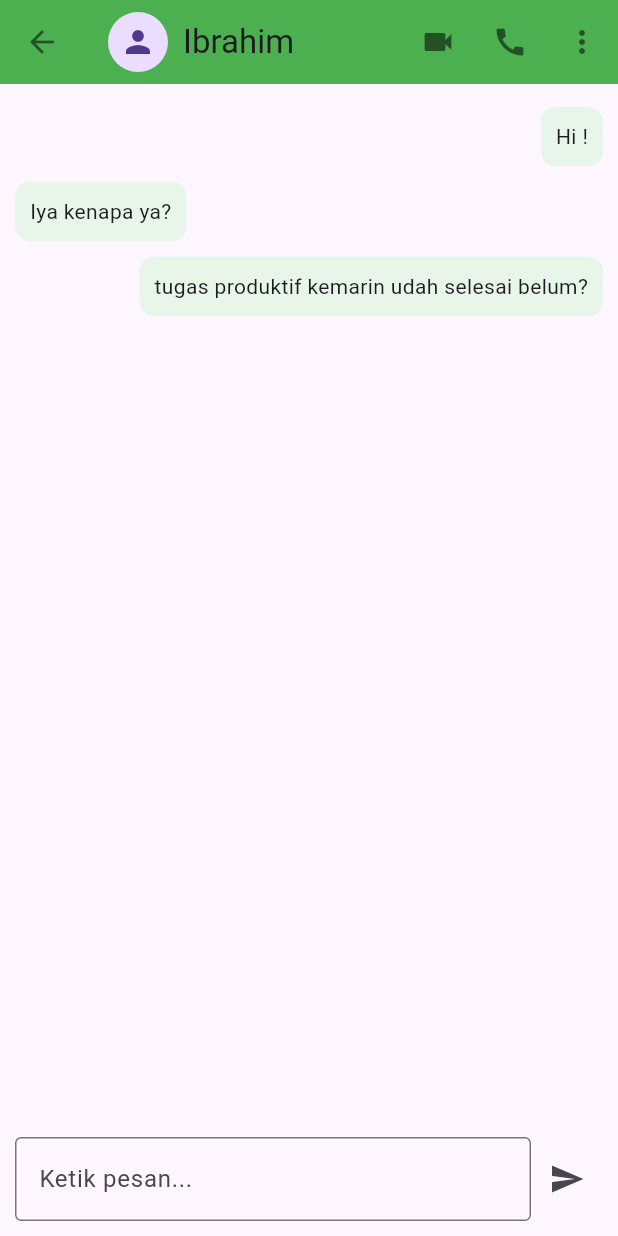
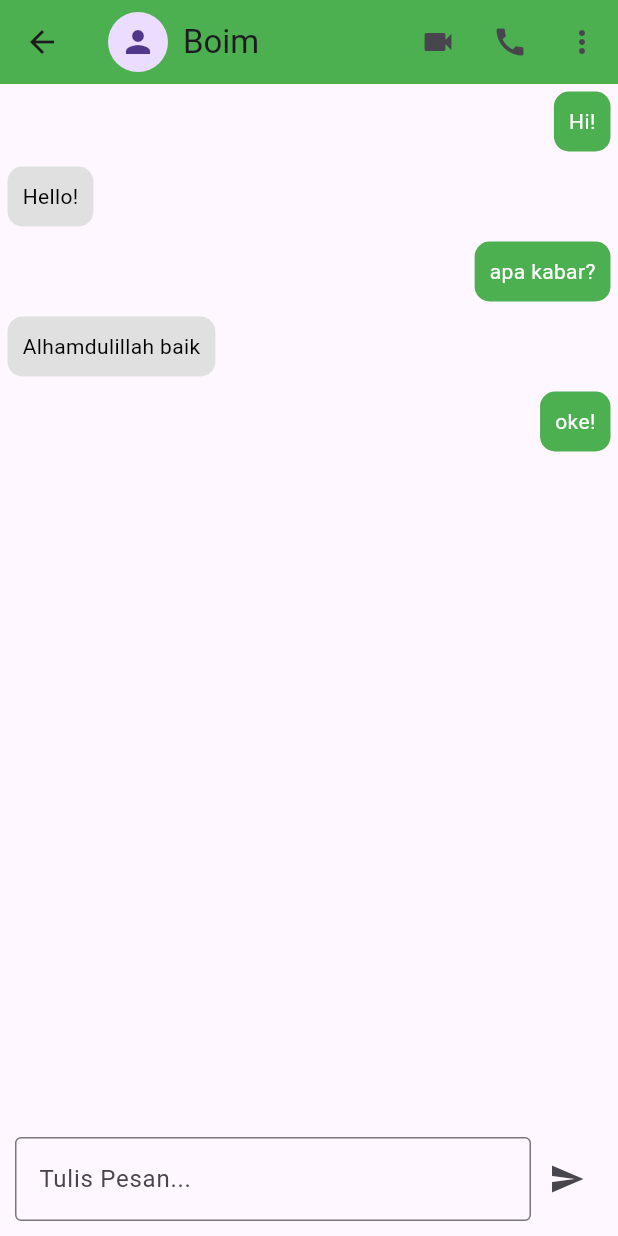
Before and after one commit to iibrahimboim/Flutter_WhatsApp_Ui, a Flutter app: the DetailChat screen opened directly, after a tap on the "send" icon, on a phone screen of 412 x 824 dp. Run offline on Flutter 3.47's test engine with Material 3 defaults, Android fonts, the phone set to English and light mode, and no system bars.

Commit message:
MEB 15 menambahkan fungsi kirim pesan pada tombol kirim

```diff
--- a/lib/detail_chat.dart
+++ b/lib/detail_chat.dart
@@ -1,4 +1,12 @@
 import 'package:flutter/material.dart';
+
+//membuat model pesan, blueprint
+class Message {
+  final String chat;
+  final bool isme;
+
+  Message({required this.chat, required this.isme});
+}
 
 class DetailChat extends StatefulWidget {
   const DetailChat({super.key});
@@ -8,16 +16,49 @@ class DetailChat extends StatefulWidget {
 }
 
 class _DetailChatState extends State<DetailChat> {
+  //menambahkan controller
+  TextEditingController textPesan = new TextEditingController();
+
+  final List<Message> pesan = [
+    Message(chat: "Hi!", isme: true),
+    Message(chat: "Hello!", isme: false),
+    Message(chat: "apa kabar?", isme: true),
+    Message(chat: "Alhamdulillah baik", isme: false),
+    Message(chat: "oke!", isme: true),
+  ];
+
+  void kirimPesan() {
+    if (textPesan.text.trim().isEmpty) return;
+    setState(() {
+      pesan.add(Message(chat: textPesan.text, isme: true));
+    });
+    textPesan.clear();
+
+    Future.delayed(const Duration(seconds: 3), () {
+      if (mounted) {
+        setState(() {
+          pesan.add(Message(chat: "Y", isme: false));
+        });
+      }
+    });
+  }
+  @override
+  void dispose() {
+    textPesan.dispose();
+    super.dispose();
+  }
+
   @override
   Widget build(BuildContext context) {
     return Scaffold(
+      //widget memiliki property dan property memiliki widget, setiap wdiget di awalai huruf kapital
       appBar: AppBar(
         backgroundColor: Colors.green,
         leading: IconButton(
           onPressed: () {
             Navigator.pop(context);
           },
-          icon: Icon(Icons.arrow_back, color: Colors.black54),
+          icon: Icon(Icons.arrow_back),
         ),
         title: Row(
           children: [
@@ -25,90 +66,79 @@ class _DetailChatState extends State<DetailChat> {
               padding: EdgeInsets.only(right: 10),
               child: CircleAvatar(child: Icon(Icons.person)),
             ),
-            Text("Ibrahim"),
+            Text("Boim"),
           ],
         ),
         actions: [
           IconButton(
             onPressed: () {
-              debugPrint("Video Call Started");
+              debugPrint("video call");
             },
-            icon: Icon(Icons.videocam, color: Colors.black54),
+            icon: Icon(Icons.videocam),
           ),
           IconButton(
             onPressed: () {
-              debugPrint("Call Started");
+              debugPrint("telepon");
             },
-            icon: Icon(Icons.call, color: Colors.black54),
+            icon: Icon(Icons.call),
           ),
           IconButton(
             onPressed: () {
-              debugPrint("More Vert Onclick");
+              debugPrint("Membuka menu lain");
             },
-            icon: Icon(Icons.more_vert, color: Colors.black54),
+            icon: Icon(Icons.more_vert),
           ),
         ],
       ),
       body: Column(
         children: [
           Expanded(
-            child: ListView(
-              padding: EdgeInsets.all(10),
-              children: [
-                Align(
-                  alignment: Alignment.centerRight,
+            child: ListView.builder(
+              itemCount: pesan.length,
+              itemBuilder: (context, index) {
+                final psn = pesan[index];
+                return Align(
+                  alignment: psn.isme
+                      ? Alignment.centerRight
+                      : Alignment.centerLeft,
                   child: Container(
-                    margin: EdgeInsets.symmetric(vertical: 5),
                     padding: EdgeInsets.all(10),
+                    margin: EdgeInsets.all(5),
                     decoration: BoxDecoration(
-                      color: Colors.green[50],
+                      color: psn.isme ? Colors.green : Colors.grey[300],
                       borderRadius: BorderRadius.circular(10),
                     ),
-                    child: Text("Hi !"),
+                    child: Text(
+                      psn.chat,
+                      style: TextStyle(
+                        color: psn.isme ? Colors.white : Colors.black,
+                      ),
+                    ),
                   ),
-                ),
-                Align(
-                  alignment: Alignment.centerLeft,
-                  child: Container(
-                    margin: EdgeInsets.symmetric(vertical: 5),
-                    padding: EdgeInsets.all(10),
-                    decoration: BoxDecoration(
-                      color: Colors.green[50],
-                      borderRadius: BorderRadius.circular(10),
-                    ),
-                    child: Text("Iya kenapa ya?"),
-                  ),
-                ),
-                Align(
-                  alignment: Alignment.centerRight,
-                  child: Container(
-                    margin: EdgeInsets.symmetric(vertical: 5),
-                    padding: EdgeInsets.all(10),
-                    decoration: BoxDecoration(
-                      color: Colors.green[50],
-                      borderRadius: BorderRadius.circular(10),
-                    ),
-                    child: Text("tugas produktif kemarin udah selesai belum?"),
-                  ),
-                ),
-              ],
+                );
+              },
             ),
           ),
+
           Padding(
             padding: EdgeInsetsGeometry.all(10),
             child: Row(
               children: [
                 Expanded(
                   child: TextField(
+                    controller: textPesan,
                     decoration: InputDecoration(
-                      hintText: "Ketik pesan...",
+                      hintText: 'Tulis Pesan...',
                       border: OutlineInputBorder(),
                     ),
                   ),
                 ),
-                IconButton(onPressed: () {
-                  debugPrint("Messeges Are Send!");
-                }, icon: Icon(Icons.send)),
+                IconButton(
+                  onPressed: () {
+                    kirimPesan();
+                  },
+                  icon: Icon(Icons.send),
+                ),
               ],
             ),
           ),
```
